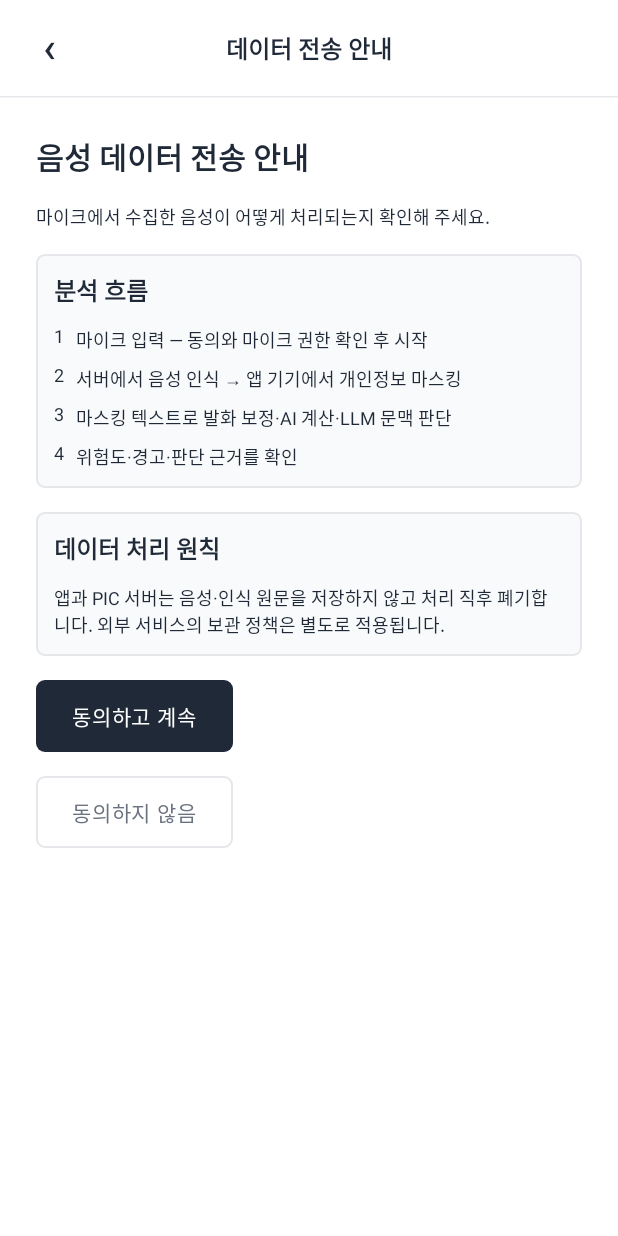
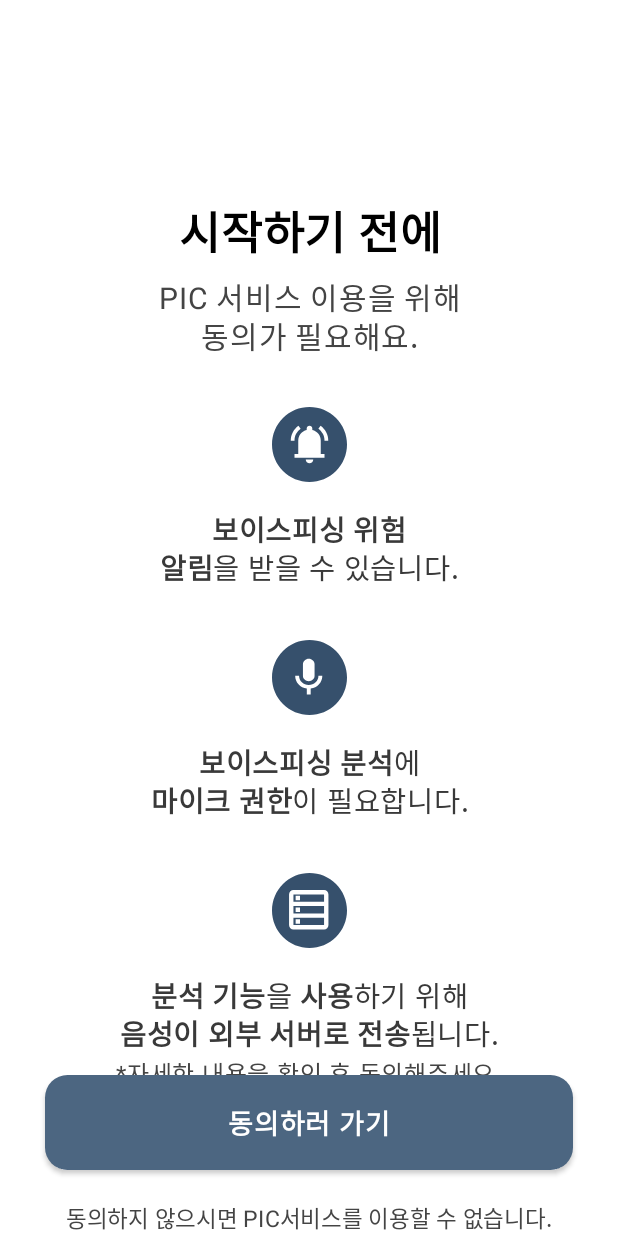
Before and after one commit to donggyu567/PIC_AICAMP, an Android app built with Jetpack Compose: the composable ConsentScreen shown on its own in the app's theme, on a phone screen of 412 x 824 dp. Run offline under Robolectric (Android 15) with nearby library versions, the light colour scheme and no system bars.

Commit message:
feat(android): 온보딩에 알림·마이크 권한 요청과 음성 데이터 전송 동의 연결
- 피그마 디자인에 맞춰 시작 화면, 권한 안내 화면, 음성 데이터 전송 상세 동의문을 추가한다.
- ‘동의하러 가기’를 누르면 알림과 마이크 권한을 차례로 요청한다.
  Android 12 이하에서는 마이크부터 요청하고, 이미 허용한 권한은 건너뛴다.
- 권한을 거절하면 현재 화면 상단에 안내를 표시하고, 버튼을 다시 누르면
  아직 허용하지 않은 권한부터 요청한다.
- 마이크를 허용하면 상세 동의문을 연다. 처리 목적부터 동의 철회까지
  피그마의 6개 항목을 담고, 제목과 하단 동의란은 고정한 채 본문을 스크롤할 수 있게 한다.
- 사용자가 하단 동의란을 누르고 전송 동의가 기기에 저장되면 기존 홈으로 이동해
  ‘권한 설정이 완료됐어요.’를 한 번 표시한다.

```diff
--- a/android/app/src/main/AndroidManifest.xml
+++ b/android/app/src/main/AndroidManifest.xml
@@ -1,5 +1,6 @@
 <?xml version="1.0" encoding="utf-8"?>
 <manifest xmlns:android="http://schemas.android.com/apk/res/android">
+    <uses-permission android:name="android.permission.POST_NOTIFICATIONS" />
     <uses-permission android:name="android.permission.RECORD_AUDIO" />
     <uses-permission android:name="android.permission.INTERNET" />
     <application
--- /dev/null
+++ b/android/app/src/main/java/com/example/pic_ai_app/presentation/onboarding/ConsentScreen.kt
@@ -0,0 +1,183 @@
+package com.example.pic_ai_app.presentation.onboarding
+
+import android.Manifest.permission.POST_NOTIFICATIONS
+import android.Manifest.permission.RECORD_AUDIO
+import android.content.pm.PackageManager
+import android.os.Build
+import androidx.activity.compose.BackHandler
+import androidx.activity.compose.rememberLauncherForActivityResult
+import androidx.activity.result.contract.ActivityResultContracts.RequestPermission
+import androidx.annotation.DrawableRes
+import androidx.annotation.StringRes
+import androidx.compose.foundation.Image
+import androidx.compose.foundation.background
+import androidx.compose.foundation.layout.*
+import androidx.compose.foundation.rememberScrollState
+import androidx.compose.foundation.shape.RoundedCornerShape
+import androidx.compose.foundation.verticalScroll
+import androidx.compose.material3.*
+import androidx.compose.runtime.Composable
+import androidx.compose.runtime.getValue
+import androidx.compose.runtime.mutableStateOf
+import androidx.compose.runtime.remember
+import androidx.compose.runtime.rememberCoroutineScope
+import androidx.compose.runtime.saveable.rememberSaveable
+import androidx.compose.runtime.setValue
+import androidx.compose.ui.Alignment
+import androidx.compose.ui.Modifier
+import androidx.compose.ui.graphics.Color
+import androidx.compose.ui.platform.LocalContext
+import androidx.compose.ui.res.painterResource
+import androidx.compose.ui.res.stringResource
+import androidx.compose.ui.text.AnnotatedString
+import androidx.compose.ui.text.font.FontWeight
+import androidx.compose.ui.text.fromHtml
+import androidx.compose.ui.text.style.TextAlign
+import androidx.compose.ui.tooling.preview.Preview
+import androidx.compose.ui.unit.dp
+import androidx.compose.ui.unit.sp
+import androidx.core.content.ContextCompat
+import com.example.pic_ai_app.R
+import com.example.pic_ai_app.ui.theme.PicTheme
+import kotlinx.coroutines.launch
+
+@Composable
+internal fun OnboardingPermissions(savingConsent: Boolean, onAgree: () -> Unit) {
+    val context = LocalContext.current
+    val messages = remember { SnackbarHostState() }
+    val scope = rememberCoroutineScope()
+    var requesting by rememberSaveable { mutableStateOf(false) }
+    var showVoiceDataConsent by rememberSaveable { mutableStateOf(false) }
+
+    fun hasPermission(permission: String) =
+        ContextCompat.checkSelfPermission(context, permission) == PackageManager.PERMISSION_GRANTED
+
+    fun finishRequest(granted: Boolean) {
+        requesting = false
+        messages.currentSnackbarData?.dismiss()
+        showVoiceDataConsent = granted
+        if (granted) return
+        scope.launch {
+            messages.showSnackbar(context.getString(R.string.onboarding_permission_denied))
+        }
+    }
+
+    val microphone = rememberLauncherForActivityResult(RequestPermission(), ::finishRequest)
+    fun requestMicrophone() {
+        if (hasPermission(RECORD_AUDIO)) finishRequest(true) else microphone.launch(RECORD_AUDIO)
+    }
+    val notifications = rememberLauncherForActivityResult(RequestPermission()) { granted ->
+        if (granted) requestMicrophone() else finishRequest(false)
+    }
+
+    if (showVoiceDataConsent) {
+        BackHandler { if (!savingConsent) showVoiceDataConsent = false }
+        VoiceDataConsentScreen(savingConsent = savingConsent, onAgree = {
+            val notificationsAllowed = Build.VERSION.SDK_INT < 33 || hasPermission(POST_NOTIFICATIONS)
+            if (notificationsAllowed && hasPermission(RECORD_AUDIO)) onAgree() else finishRequest(false)
+        })
+        return
+    }
+
+    ConsentScreen(
+        onRequestPermissions = {
+            if (!requesting) {
+                requesting = true
+                if (Build.VERSION.SDK_INT >= 33 && !hasPermission(POST_NOTIFICATIONS)) {
+                    notifications.launch(POST_NOTIFICATIONS)
+                } else {
+                    requestMicrophone()
+                }
+            }
+        },
+        requesting = requesting,
+        statusBanner = { SnackbarHost(messages, Modifier.padding(horizontal = 16.dp)) },
+    )
+}
+
+@Composable
+internal fun ConsentScreen(
+    onRequestPermissions: () -> Unit,
+    requesting: Boolean = false,
+    statusBanner: @Composable () -> Unit = {},
+) {
+    BoxWithConstraints(
+        Modifier.fillMaxSize().background(Color.White).safeDrawingPadding(),
+        contentAlignment = Alignment.TopCenter,
+    ) {
+        val topSpace = (maxHeight * 0.16f).coerceAtMost(150.dp)
+        val sectionSpace = (maxHeight * 0.04f).coerceIn(16.dp, 40.dp)
+        Column(
+            modifier = Modifier.widthIn(max = 412.dp).fillMaxSize().padding(horizontal = 30.dp),
+            horizontalAlignment = Alignment.CenterHorizontally,
+        ) {
+            Column(
+                modifier = Modifier.weight(1f).fillMaxWidth().verticalScroll(rememberScrollState()),
+                horizontalAlignment = Alignment.CenterHorizontally,
+            ) {
+                Spacer(Modifier.height(topSpace))
+                Text(
+                    text = stringResource(R.string.onboarding_consent_title),
+                    color = Color.Black, fontSize = 30.sp, lineHeight = 38.sp,
+                    fontWeight = FontWeight.Bold, textAlign = TextAlign.Center,
+                )
+                Spacer(Modifier.height(6.dp))
+                Text(
+                    text = stringResource(R.string.onboarding_consent_intro),
+                    color = Color.DarkGray, fontSize = 20.sp, lineHeight = 26.sp,
+                    textAlign = TextAlign.Center,
+                )
+                Spacer(Modifier.height(sectionSpace))
+                ConsentNotice(R.drawable.ic_onboarding_alert, R.string.onboarding_alert_notice)
+                Spacer(Modifier.height(sectionSpace))
+                ConsentNotice(R.drawable.ic_onboarding_mic, R.string.onboarding_mic_notice)
+                Spacer(Modifier.height(sectionSpace))
+                ConsentNotice(R.drawable.ic_onboarding_data_table, R.string.onboarding_transfer_notice)
+                Text(
+                    text = stringResource(R.string.consent_details_hint),
+                    color = Color.DarkGray,
+                )
+            }
+            Button(
+                onClick = onRequestPermissions, enabled = !requesting,
+                modifier = Modifier
+                    .fillMaxWidth()
+                    .offset(y = (-20).dp)
+                    .heightIn(min = 63.dp),
+                shape = RoundedCornerShape(15.dp),
+                colors = ButtonDefaults.buttonColors(containerColor = Color(0xFF4C6681)),
+                elevation = ButtonDefaults.buttonElevation(defaultElevation = 2.dp),
+            ) {
+                Text(
+                    text = stringResource(R.string.consent_start_pic),
+                    color = Color.White, fontSize = 18.sp, fontWeight = FontWeight.ExtraBold,
+                )
+            }
+            Text(
+                text = stringResource(R.string.decline),
+                color = Color.DarkGray,
+                fontSize = 15.sp,
+            )
+        }
+        statusBanner()
+    }
+}
+
+@Composable
+private fun ConsentNotice(@DrawableRes icon: Int, @StringRes message: Int) {
+    Image(painterResource(icon), contentDescription = null, modifier = Modifier.size(50.dp))
+    Spacer(Modifier.height(18.dp))
+    Text(
+        text = AnnotatedString.fromHtml(stringResource(message)),
+        color = Color(0xFF393939), fontSize = 19.sp, lineHeight = 25.sp,
+        textAlign = TextAlign.Center,
+    )
+}
+
+@Preview(name = "온보딩 권한동의", showBackground = true, widthDp = 412, heightDp = 917)
+@Composable
+private fun ConsentScreenPreview() {
+    PicTheme {
+        ConsentScreen(onRequestPermissions = {})
+    }
+}
--- a/android/app/src/main/java/com/example/pic_ai_app/presentation/screens/PreviewScreens.kt
+++ b/android/app/src/main/java/com/example/pic_ai_app/presentation/screens/PreviewScreens.kt
@@ -10,6 +10,7 @@ import androidx.compose.ui.res.stringResource
 import androidx.compose.ui.unit.dp
 import com.example.pic_ai_app.R
 import com.example.pic_ai_app.presentation.components.*
+import com.example.pic_ai_app.presentation.onboarding.WelcomeIntro
 import com.example.pic_ai_app.presentation.preview.*
 
 @Composable
@@ -26,36 +27,18 @@ fun FlowExplanation() {
 
 @Composable
 fun WelcomeScreen(onContinue: () -> Unit, onData: () -> Unit, declined: Boolean, withdrawn: Boolean = false) {
+    if (!declined && !withdrawn) {
+        WelcomeIntro(onContinue = onContinue)
+        return
+    }
     PicPage(title = stringResource(R.string.app_name)) {
         SectionHeading(stringResource(R.string.welcome_title))
         BodyText(stringResource(R.string.home_description))
-        if (declined || withdrawn) InfoCard(stringResource(R.string.consent_needed)) { BodyText(stringResource(if (withdrawn) R.string.consent_withdrawn else R.string.consent_declined)) }
+        InfoCard(stringResource(R.string.consent_needed)) { BodyText(stringResource(if (withdrawn) R.string.consent_withdrawn else R.string.consent_declined)) }
         FlowExplanation()
         DevelopmentNotice()
         PrimaryAction(stringResource(R.string.view_consent), onContinue)
         LinkAction(stringResource(R.string.data_guide_title), onData)
-    }
-}
-
-@Composable
-fun ConsentScreen(
-    onAgree: () -> Unit, onDecline: () -> Unit, onBack: () -> Unit,
-    saving: Boolean = false, failed: Boolean = false,
-) {
-    PicPage(title = stringResource(R.string.consent_title), onBack = onBack) {
-        SectionHeading(stringResource(R.string.consent_heading))
-        BodyText(stringResource(R.string.consent_intro))
-        FlowExplanation()
-        InfoCard(stringResource(R.string.data_principles)) { BodyText(stringResource(R.string.data_principles_body)) }
-        if (saving) {
-            CircularProgressIndicator(Modifier.size(24.dp))
-            BodyText(stringResource(R.string.saving_consent))
-        }
-        if (failed) InfoCard(stringResource(R.string.consent_save_error_title), error = true) {
-            BodyText(stringResource(R.string.consent_save_error_body))
-        }
-        PrimaryAction(stringResource(R.string.agree_continue), onAgree, enabled = !saving)
-        SecondaryAction(stringResource(R.string.decline), onDecline, enabled = !saving)
     }
 }
 
--- a/android/app/src/main/java/com/example/pic_ai_app/presentation/session/SessionViewModel.kt
+++ b/android/app/src/main/java/com/example/pic_ai_app/presentation/session/SessionViewModel.kt
@@ -35,6 +35,7 @@ data class SessionUiState(
     val savingConsent: Boolean = false,
     val pendingConsent: ConsentStatus? = null,
     val consentError: Boolean = false,
+    val showOnboardingComplete: Boolean = false,
     val permissionRequestPending: Boolean = false,
     val permissionDenied: Boolean = false,
     val declined: Boolean = false,
@@ -150,6 +151,7 @@ class SessionViewModel(
                     } else current.flow.copy(consented = false, permissionGranted = granted)
                     current.copy(
                         flow = flow, consent = choice, savingConsent = false,
+                        showOnboardingComplete = choice == ConsentStatus.GRANTED,
                         pendingConsent = null, consentError = false,
                         declined = if (choice == ConsentStatus.GRANTED) false else current.declined,
                     )
@@ -173,6 +175,10 @@ class SessionViewModel(
         } catch (_: Exception) {
             changeFlow { it.copy(deletion = Deletion.PENDING) }
         }
+    }
+
+    fun dismissOnboardingComplete() {
+        mutableUi.update { it.copy(showOnboardingComplete = false) }
     }
 
     fun retryConsent() {
--- /dev/null
+++ b/android/app/src/main/res/drawable/ic_onboarding_alert.xml
@@ -0,0 +1,15 @@
+<?xml version="1.0" encoding="utf-8"?>
+<vector xmlns:android="http://schemas.android.com/apk/res/android"
+    android:width="50dp"
+    android:height="50dp"
+    android:viewportWidth="50"
+    android:viewportHeight="50">
+    <path
+        android:fillColor="#36506C"
+        android:pathData="M25,0a25,25 0,1 1,0 50a25,25 0,1 1,0 -50z" />
+    <group android:translateX="0" android:translateY="0">
+        <path
+            android:fillColor="#FFFFFF"
+            android:pathData="M15 33.75V31.25H17.5V22.5C17.5 20.775 18.0208 19.2375 19.0625 17.8875C20.1042 16.5375 21.4583 15.6583 23.125 15.25V14.375C23.125 13.85 23.3083 13.4083 23.675 13.05C24.0417 12.6917 24.4833 12.5083 25 12.5C25.5167 12.4917 25.9583 12.675 26.325 13.05C26.6917 13.425 26.875 13.8667 26.875 14.375V15.25C28.5417 15.6667 29.8958 16.5458 30.9375 17.8875C31.9792 19.2292 32.5 20.7667 32.5 22.5V31.25H35V33.75H15ZM25 37.5C24.3167 37.5 23.7292 37.2542 23.2375 36.7625C22.7458 36.2708 22.5 35.6833 22.5 35H27.5C27.5 35.6833 27.2542 36.2708 26.7625 36.7625C26.2708 37.2542 25.6833 37.5 25 37.5ZM12.5 22.5C12.5 20.4167 12.9625 18.5042 13.8875 16.7625C14.8125 15.0208 16.0583 13.5792 17.625 12.4375L19.0875 14.4375C17.8375 15.3542 16.8417 16.5125 16.1 17.9125C15.3583 19.3125 14.9917 20.8417 15 22.5H12.5ZM35 22.5C35 20.8333 34.6292 19.3 33.8875 17.9C33.1458 16.5 32.1542 15.3458 30.9125 14.4375L32.3875 12.4375C33.9542 13.5875 35.2 15.0292 36.125 16.7625C37.05 18.4958 37.5083 20.4083 37.5 22.5H35Z" />
+    </group>
+</vector>
--- /dev/null
+++ b/android/app/src/main/res/drawable/ic_onboarding_data_table.xml
@@ -0,0 +1,15 @@
+<?xml version="1.0" encoding="utf-8"?>
+<vector xmlns:android="http://schemas.android.com/apk/res/android"
+    android:width="50dp"
+    android:height="50dp"
+    android:viewportWidth="50"
+    android:viewportHeight="50">
+    <path
+        android:fillColor="#36506C"
+        android:pathData="M25,0a25,25 0,1 1,0 50a25,25 0,1 1,0 -50z" />
+    <group android:translateX="7" android:translateY="7">
+        <path
+            android:fillColor="#FFFFFF"
+            android:pathData="M7.29167 30.625C6.48472 30.625 5.79931 30.3382 5.23542 29.7646C4.67153 29.191 4.38472 28.5056 4.375 27.7083V7.29167C4.375 6.48472 4.66181 5.79931 5.23542 5.23542C5.80903 4.67153 6.49444 4.38472 7.29167 4.375H27.7083C28.5153 4.375 29.2007 4.66181 29.7646 5.23542C30.3285 5.80903 30.6153 6.49444 30.625 7.29167V27.7083C30.625 28.5056 30.3382 29.191 29.7646 29.7646C29.191 30.3382 28.5056 30.625 27.7083 30.625H7.29167ZM7.29167 12.1333H27.7083V7.29167H7.29167V12.1333ZM7.29167 19.9354H27.7083V15.0646H7.29167V19.95V19.9354ZM7.29167 27.7083H27.7083V22.8667H7.29167V27.7083ZM8.75 11.1563V8.23958H11.6667V11.1563H8.75ZM8.75 18.9583V16.0417H11.6667V18.9583H8.75ZM8.75 26.7604V23.8438H11.6667V26.7604H8.75Z" />
+    </group>
+</vector>
--- /dev/null
+++ b/android/app/src/main/res/drawable/ic_onboarding_mic.xml
@@ -0,0 +1,15 @@
+<?xml version="1.0" encoding="utf-8"?>
+<vector xmlns:android="http://schemas.android.com/apk/res/android"
+    android:width="50dp"
+    android:height="50dp"
+    android:viewportWidth="50"
+    android:viewportHeight="50">
+    <path
+        android:fillColor="#36506C"
+        android:pathData="M25,0a25,25 0,1 1,0 50a25,25 0,1 1,0 -50z" />
+    <group android:translateX="9" android:translateY="10">
+        <path
+            android:fillColor="#FFFFFF"
+            android:pathData="M12.7617 16.4125C12.0039 15.6792 11.625 14.7917 11.625 13.75V6.24999C11.625 5.20832 12.0039 4.32499 12.7617 3.59999C13.5195 2.87499 14.4322 2.50832 15.5 2.49999C16.5678 2.49165 17.4849 2.85832 18.2513 3.59999C19.0176 4.34165 19.3922 5.22499 19.375 6.24999V13.75C19.375 14.7917 18.9961 15.6792 18.2383 16.4125C17.4806 17.1458 16.5678 17.5083 15.5 17.5C14.4322 17.4917 13.5195 17.1292 12.7617 16.4125ZM14.2083 26.25V22.4125C11.9695 22.1208 10.1181 21.15 8.65418 19.5C7.19029 17.85 6.45834 15.9333 6.45834 13.75H9.04168C9.04168 15.475 9.67029 16.95 10.9275 18.175C12.1847 19.4 13.7089 20.0083 15.5 20C17.2911 19.9917 18.8153 19.3833 20.0725 18.175C21.3297 16.9667 21.9583 15.4917 21.9583 13.75H24.5417C24.5417 15.9417 23.8097 17.8583 22.3458 19.5C20.882 21.1417 19.0306 22.1125 16.7917 22.4125V26.25H14.2083Z" />
+    </group>
+</vector>
--- a/android/app/src/main/res/values/strings.xml
+++ b/android/app/src/main/res/values/strings.xml
@@ -24,6 +24,18 @@
     <string name="home">홈으로</string>
     <string name="preview_banner">개발 버전 · 음성 인식 연결</string>
     <string name="welcome_title">보이스피싱 위험 실시간 분석</string>
+    <string name="welcome_suffix">으로</string>
+    <string name="welcome_message">보이스피싱 예방하세요.</string>
+    <string name="welcome_touch_hint">화면을 터치해주세요.</string>
+    <string name="onboarding_consent_title">시작하기 전에</string>
+    <string name="onboarding_consent_intro">PIC 서비스 이용을 위해\n동의가 필요해요.</string>
+    <string name="onboarding_alert_notice"><![CDATA[<b>보이스피싱 위험</b><br><b>알림</b>을 받을 수 있습니다.]]></string>
+    <string name="onboarding_mic_notice"><![CDATA[<b>보이스피싱 분석</b>에<br><b>마이크 권한</b>이 필요합니다.]]></string>
+    <string name="onboarding_transfer_notice"><![CDATA[<b>분석 기능</b>을 <b>사용</b>하기 위해<br><b>음성이 외부 서버로 전송</b>됩니다.]]></string>
+    <string name="consent_details_hint">*자세한 내용을 확인 후 동의해주세요.</string>
+    <string name="consent_start_pic">동의하러 가기</string>
+    <string name="onboarding_permission_denied">거절하면 서비스를 이용할 수 없어요.</string>
+    <string name="onboarding_permissions_granted">권한 설정이 완료됐어요.</string>
     <string name="consent_needed">데이터 전송 동의가 필요합니다</string>
     <string name="consent_declined">동의하지 않아 마이크 입력과 분석을 시작하지 않았습니다.</string>
     <string name="view_consent">데이터 전송 안내 보기</string>
@@ -33,7 +45,7 @@
     <string name="data_principles">데이터 처리 원칙</string>
     <string name="data_principles_body">앱과 PIC 서버는 음성·인식 원문을 저장하지 않고 처리 직후 폐기합니다. 외부 서비스의 보관 정책은 별도로 적용됩니다.</string>
     <string name="agree_continue">동의하고 계속</string>
-    <string name="decline">동의하지 않음</string>
+    <string name="decline">동의하지 않으시면 PIC서비스를 이용할 수 없습니다.</string>
     <string name="permission_title">마이크 접근 권한</string>
     <string name="permission_description">보이스피싱 위험 분석에는 마이크 접근 권한이 필요합니다. 권한이 없으면 음성을 수집하지 않습니다.</string>
     <string name="permission_preview_title">Android 마이크 권한</string>
```
Also changed, not shown: android/app/src/main/java/com/example/pic_ai_app/presentation/PicApp.kt (+14 -5 lines), android/app/src/main/java/com/example/pic_ai_app/presentation/onboarding/VoiceDataConsentScreen.kt (added, +80 -0 lines), android/app/src/main/java/com/example/pic_ai_app/presentation/onboarding/WelcomeIntro.kt (added, +103 -0 lines), android/app/src/main/res/values/voice_data_consent.xml (added, +18 -0 lines).
